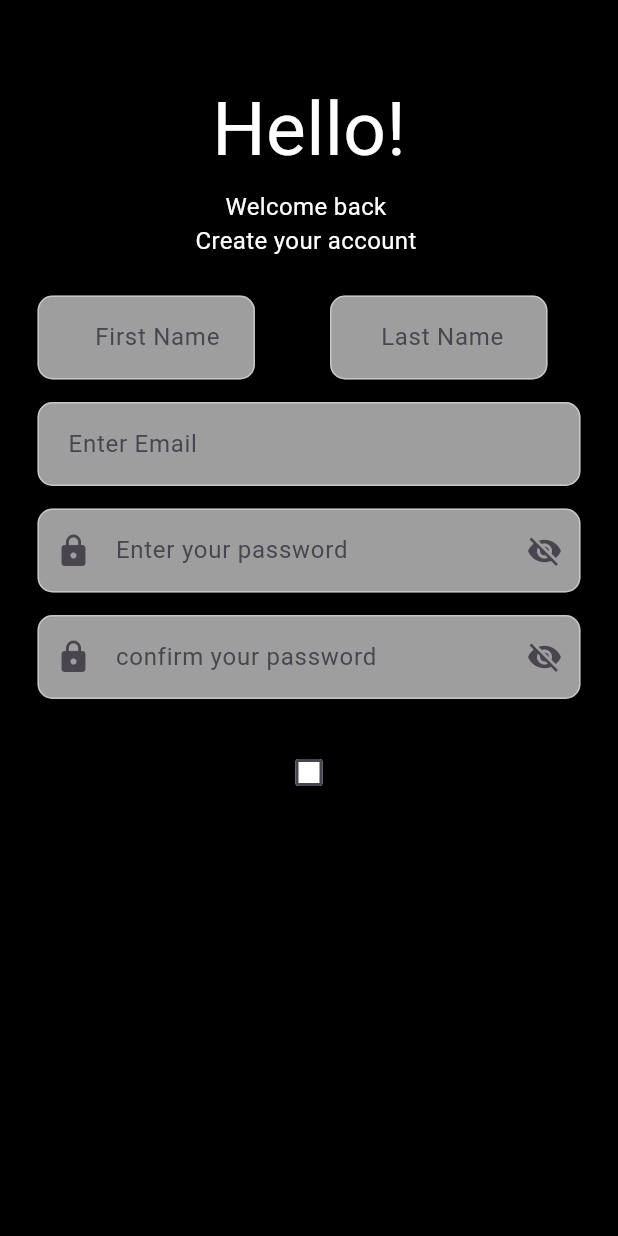
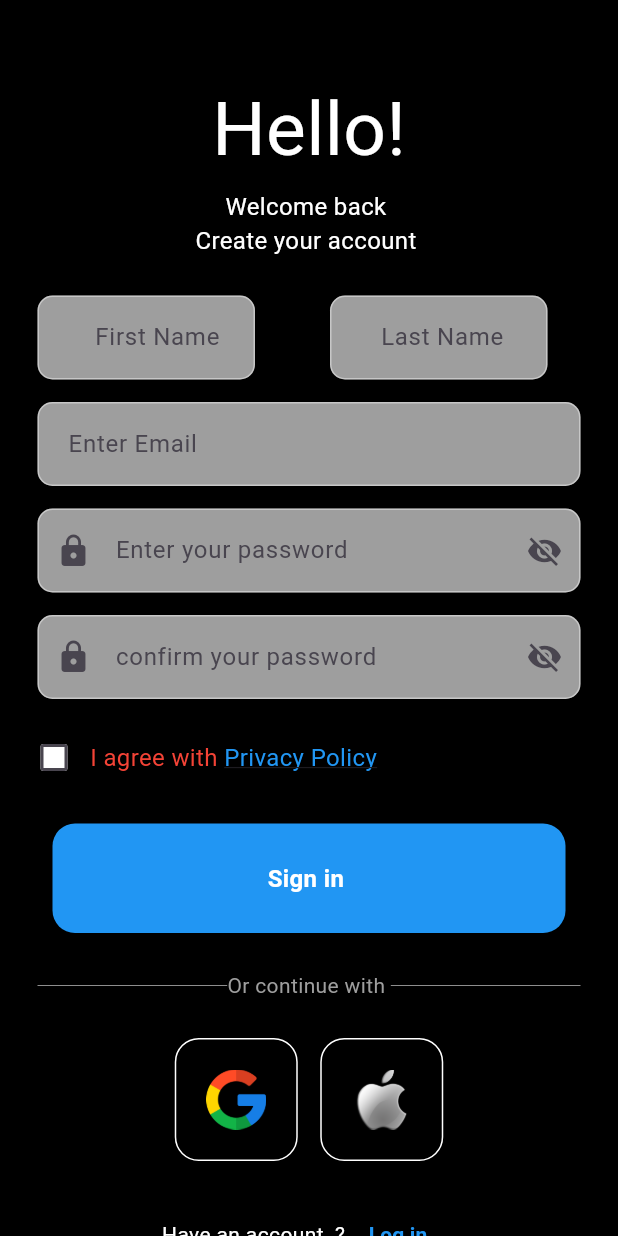
Before and after one commit to LinaDjebli/tourism_application, a Flutter app: the screen it shows after launch, on a phone screen of 412 x 824 dp. Run offline on Flutter 3.47's test engine with Material 3 defaults, Android fonts, the phone set to English and light mode, and no system bars.

Commit message:
signup completed

```diff
--- /dev/null
+++ b/lib/Signuppage/CheckBox.dart
@@ -0,0 +1,38 @@
+import 'package:flutter/material.dart';
+
+class CheckboxExample extends StatefulWidget {
+  const CheckboxExample({super.key});
+
+  @override
+  State<CheckboxExample> createState() => _CheckboxExampleState();
+}
+
+class _CheckboxExampleState extends State<CheckboxExample> {
+  bool isChecked = false;
+
+  @override
+  Widget build(BuildContext context) {
+    Color getColor(Set<MaterialState> states) {
+      const Set<MaterialState> interactiveStates = <MaterialState>{
+        MaterialState.pressed,
+        MaterialState.hovered,
+        MaterialState.focused,
+      };
+      if (states.any(interactiveStates.contains)) {
+        return Colors.blue;
+      }
+      return Colors.white;
+    }
+
+    return Checkbox(
+      checkColor: Colors.black,
+      fillColor: MaterialStateProperty.resolveWith(getColor),
+      value: isChecked,
+      onChanged: (bool? value) {
+        setState(() {
+          isChecked = value!;
+        });
+      },
+    );
+  }
+}
--- a/lib/Signuppage/Signup.dart
+++ b/lib/Signuppage/Signup.dart
@@ -1,17 +1,31 @@
 import 'package:flutter/material.dart';
+import 'package:tourism_application/Signuppage/CheckBox.dart';
+import 'package:tourism_application/SquaretTile.dart';
 import 'package:tourism_application/loginpage/Passwordfield.dart';
+import 'package:tourism_application/loginpage/login.dart';
+import 'package:tourism_application/loginpage/signin.dart';
 import 'package:tourism_application/loginpage/textfiled.dart';
+import 'package:url_launcher/url_launcher.dart';
 
 class SignupPage extends StatelessWidget {
   final firstnamecntr = TextEditingController();
   final lastnamecntr = TextEditingController();
   final EmailInputElement = TextEditingController();
+  final Uri Privacypol =
+      Uri.parse("https://pub.dev/packages/url_launcher/install");
+
+  Future<void> LauncheUri() async {
+    try {
+      await launchUrl(Privacypol);
+    } catch (err) {}
+  }
 
   SignupPage({super.key});
 
   @override
   Widget build(BuildContext context) {
     // TODO: implement build
+
     return Scaffold(
         backgroundColor: Colors.black,
         body: SafeArea(
@@ -93,48 +107,108 @@ class SignupPage extends StatelessWidget {
                 hintText: "confirm your password ",
               ),
               SizedBox(
+                height: 15,
+              ),
+              Row(
+                children: [
+                  SizedBox(
+                    width: 12,
+                  ),
+                  CheckboxExample(),
+                  Text(
+                    "I agree with ",
+                    style: TextStyle(color: Colors.red, fontSize: 16),
+                  ),
+                  InkWell(
+                      child: Text(
+                        "Privacy Policy",
+                        style: TextStyle(
+                            color: Colors.blue,
+                            decoration: TextDecoration.underline,
+                            fontSize: 16),
+                      ),
+                      onTap: () {
+                        LauncheUri();
+                      })
+                ],
+              ),
+
+              const SizedBox(height: 20),
+              // sign in button
+
+              // sign in button
+              sigin(
+                onTap: SgininMethod,
+              ),
+              const SizedBox(height: 25),
+              Padding(
+                  padding: const EdgeInsets.symmetric(horizontal: 25),
+                  child: Row(
+                    children: [
+                      Expanded(
+                        child: Divider(
+                          thickness: 0.5,
+                          color: Colors.grey[400],
+                        ),
+                      ),
+                      Text(
+                        'Or continue with ',
+                        style: TextStyle(
+                          color: Colors.grey,
+                        ),
+                      ),
+                      Expanded(
+                          child: Divider(
+                        thickness: 0.5,
+                        color: Colors.grey[400],
+                      ))
+                    ],
+                  )),
+
+              const SizedBox(
                 height: 25,
               ),
-              CheckboxExample(),
+
+              //google and apple sign in
+              Row(
+                mainAxisAlignment: MainAxisAlignment.center,
+                children: [
+                  SquareTile(imagepath: 'lib/photos/google.png'),
+                  const SizedBox(width: 15),
+                  SquareTile(
+                      imagepath:
+                          'lib/photos/kisspng-apple-iphone-5af7d926427d25.7954913915261924222724.png')
+                ],
+              ),
+
+              const SizedBox(
+                height: 25,
+              ),
+              Row(
+                mainAxisAlignment: MainAxisAlignment.center,
+                children: [
+                  Text(
+                    "Have an account  ? ",
+                    style: TextStyle(color: Colors.white),
+                  ),
+                  TextButton(
+                      onPressed: () {
+                        Navigator.push(
+                          context,
+                          MaterialPageRoute(builder: (context) => loginPage()),
+                        );
+                      },
+                      child: Text(
+                        "Log in  ",
+                        style: TextStyle(
+                            color: Colors.blue, fontWeight: FontWeight.bold),
+                      ))
+                ],
+              )
             ]),
           )),
         ));
   }
+
+  SgininMethod() {}
 }
-
-class CheckboxExample extends StatefulWidget {
-  const CheckboxExample({super.key});
-
-  @override
-  State<CheckboxExample> createState() => _CheckboxExampleState();
-}
-
-class _CheckboxExampleState extends State<CheckboxExample> {
-  bool isChecked = false;
-
-  @override
-  Widget build(BuildContext context) {
-    Color getColor(Set<MaterialState> states) {
-      const Set<MaterialState> interactiveStates = <MaterialState>{
-        MaterialState.pressed,
-        MaterialState.hovered,
-        MaterialState.focused,
-      };
-      if (states.any(interactiveStates.contains)) {
-        return Colors.blue;
-      }
-      return Colors.white;
-    }
-
-    return Checkbox(
-      checkColor: Colors.white,
-      fillColor: MaterialStateProperty.resolveWith(getColor),
-      value: isChecked,
-      onChanged: (bool? value) {
-        setState(() {
-          isChecked = value!;
-        });
-      },
-    );
-  }
-}
--- a/lib/loginpage/login.dart
+++ b/lib/loginpage/login.dart
@@ -146,14 +146,15 @@ class loginPage extends StatelessWidget {
                   "Not a memeber ? ",
                   style: TextStyle(color: Colors.white),
                 ),
-                const SizedBox(
-                  width: 4,
-                ),
-                Text(
-                  "Regester now ",
-                  style: TextStyle(
-                      color: Colors.blue, fontWeight: FontWeight.bold),
-                )
+                TextButton(
+                    onPressed: () {
+                      Navigator.pop(context);
+                    },
+                    child: Text(
+                      "Regester now ",
+                      style: TextStyle(
+                          color: Colors.blue, fontWeight: FontWeight.bold),
+                    ))
               ],
             )
           ],
--- a/lib/loginpage/signin.dart
+++ b/lib/loginpage/signin.dart
@@ -8,11 +8,13 @@ class sigin extends StatelessWidget {
   Widget build(BuildContext context) {
     return GestureDetector(
         onTap: onTap,
+        child: InkWell(
             child: Container(
                 padding: EdgeInsets.all(25),
-            margin: EdgeInsets.symmetric(horizontal: 28),
+                margin: EdgeInsets.symmetric(horizontal: 35),
                 decoration: BoxDecoration(
-                color: Colors.blue, borderRadius: BorderRadius.circular(15.0)),
+                    color: Colors.blue,
+                    borderRadius: BorderRadius.circular(15.0)),
                 child: Center(
                     child: Text(
                   "Sign in ",
@@ -20,6 +22,6 @@ class sigin extends StatelessWidget {
                       fontWeight: FontWeight.bold,
                       color: Colors.white,
                       fontSize: 16),
-            ))));
+                )))));
   }
 }
--- a/pubspec.yaml
+++ b/pubspec.yaml
@@ -32,9 +32,11 @@ dependencies:
     sdk: flutter
 
 
+
   # The following adds the Cupertino Icons font to your application.
   # Use with the CupertinoIcons class for iOS style icons.
   cupertino_icons: ^1.0.2
+  url_launcher: ^6.2.6
 
 dev_dependencies:
   flutter_test:
```
Also changed, not shown: pubspec.lock, 5 other files. Lines whose indentation alone changed are shown as unchanged.
